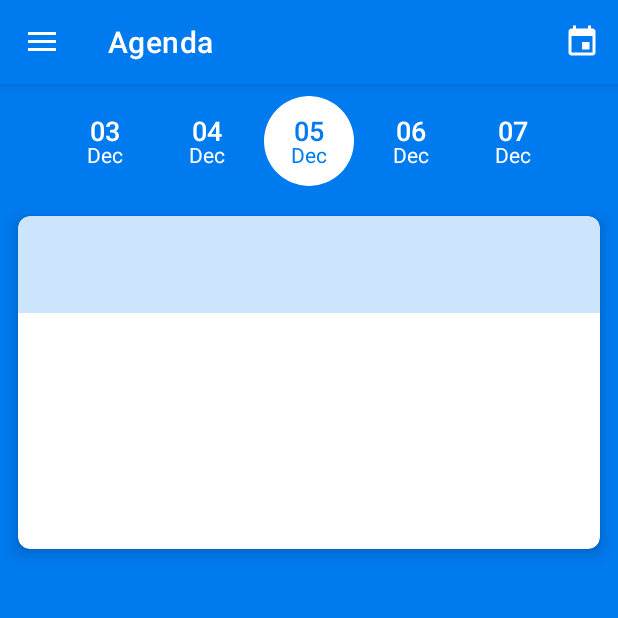
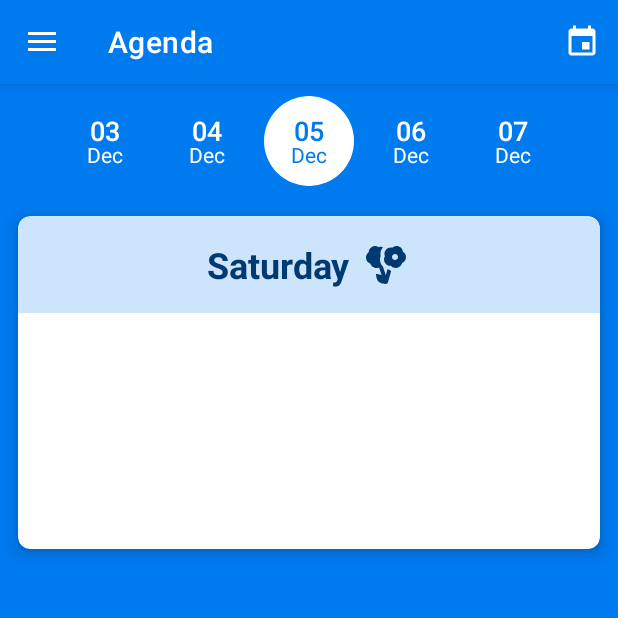
Before and after one commit to VictorOwnt/KolveniershofAndroid, an Android app: the DayFragment screen opened directly, with no data from a screen before it, on a phone screen of 412 x 824 dp, the top half of it. Run offline under Robolectric (Android 15) with nearby library versions, the phone set to English and light mode, and no system bars; our stand-ins replace CircleImageView, Firebase (no records; nobody signed in at launch, a user with empty details on screens opened directly), RxJava, data binding; libraries missing offline, so code that uses them is left out: com.orhanobut.logger; network calls fail; pictures from the network do not load; 5 statements that could not run were skipped.

Commit message:
Show day

```diff
--- a/app/src/main/java/be/hogent/kolveniershof/ui/DayFragment.kt
+++ b/app/src/main/java/be/hogent/kolveniershof/ui/DayFragment.kt
@@ -171,6 +171,19 @@ class DayFragment : Fragment() {
 
     @SuppressLint("DefaultLocale")
     private fun showDay(view: View, date: DateTime) {
+        textDayName = view.findViewById(R.id.textDayName)
+        imageDayIcon = view.findViewById(R.id.imageDayIcon)
+        val icons = arrayOf(
+            R.drawable.ic_day_moon,
+            R.drawable.ic_day_beach_ball,
+            R.drawable.ic_day_angry,
+            R.drawable.ic_day_cloud_lightning,
+            R.drawable.ic_day_bird,
+            R.drawable.ic_day_flower_bouquet,
+            R.drawable.ic_day_sun
+        )
+        imageDayIcon.setImageResource(icons[date.dayOfWeek-1])
+        textDayName.text = date.toString("EEEE").capitalize()
     }
 
     private fun showEmptyDay(view: View, isHoliday: Boolean) {
```
